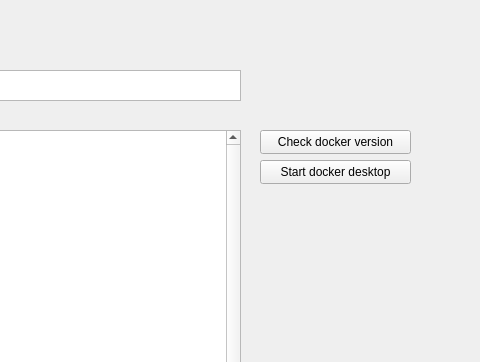
Before: the Qt Designer form fasthenry_qt/mainwindow.ui in gyue01/fasthenry-3.0wr-gui, drawn with Qt 5; both pictures show x 320 to 800 and y 0 to 362 of the 800 by 600 pixel window.
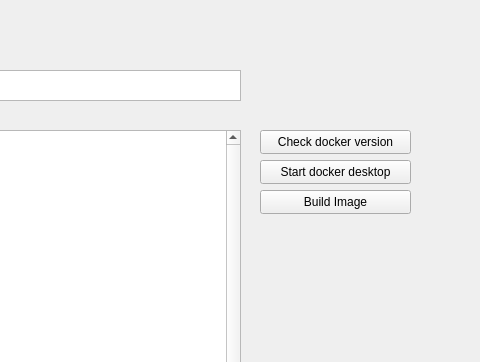
After: the same form once the commit is applied.

```diff
--- a/fasthenry_qt/mainwindow.ui
+++ b/fasthenry_qt/mainwindow.ui
@@ -92,6 +92,19 @@
      <string>Start docker desktop</string>
     </property>
    </widget>
+   <widget class="QPushButton" name="BuildImageButton">
+    <property name="geometry">
+     <rect>
+      <x>580</x>
+      <y>190</y>
+      <width>151</width>
+      <height>24</height>
+     </rect>
+    </property>
+    <property name="text">
+     <string>Build Image</string>
+    </property>
+   </widget>
   </widget>
   <widget class="QStatusBar" name="statusbar"/>
  </widget>
```
Left out of the diff: 2 changed lines with no effect on the pictures.
